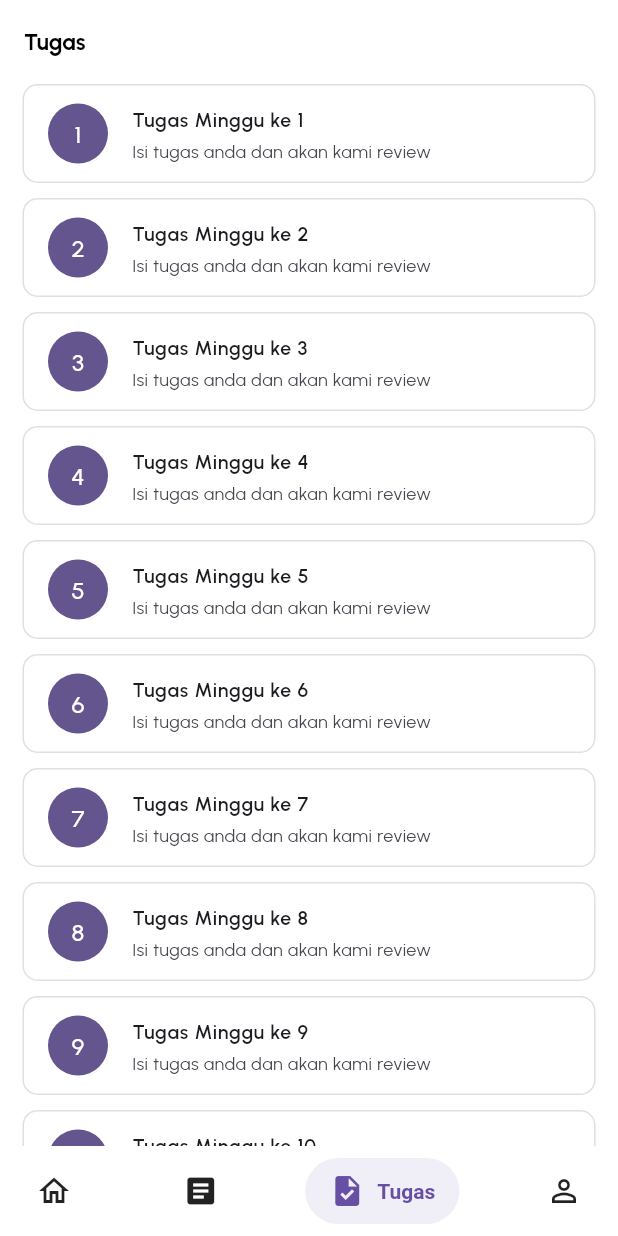
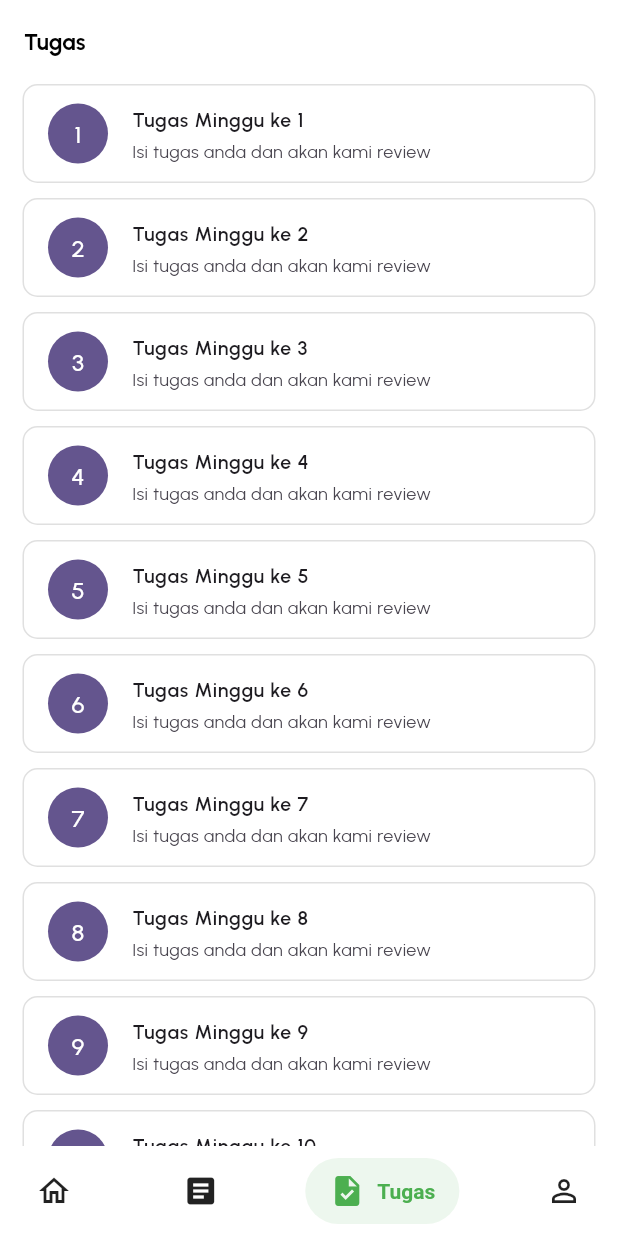
Before and after one commit to unustudents/ekonseling, a Flutter app: the screen it shows after launch, item 3 of the bottom bar chosen, on a phone screen of 412 x 824 dp. Run offline on Flutter 3.47's test engine with Material 3 defaults, Android fonts, the phone set to English and light mode, and no system bars; drawn by our look-alikes of salomon_bottom_bar; our stand-ins replace bloc, carousel_slider, device_preview, equatable, firebase_core, flutter_bloc and 2 more; accounts and stored records are empty; generated files the repository leaves out were written again; network calls fail.

Commit message:
Add Firebase integration and update bottom navigation item colors

```diff
--- a/lib/app.dart
+++ b/lib/app.dart
@@ -45,9 +45,9 @@ class AppScreen extends StatelessWidget {
       onTap: (index) => _onBottomNavTap(context, index),
       items: [
         SalomonBottomBarItem(icon: const Icon(Icons.home_outlined), title: const Text("Home")),
-        SalomonBottomBarItem(icon: const Icon(Icons.article), title: const Text("Artikel")),
-        SalomonBottomBarItem(icon: const Icon(Icons.task), title: const Text("Tugas")),
-        SalomonBottomBarItem(icon: const Icon(Icons.person_outline), title: const Text("Profil")),
+        SalomonBottomBarItem(icon: const Icon(Icons.article), title: const Text("Artikel"), selectedColor: Colors.red),
+        SalomonBottomBarItem(icon: const Icon(Icons.task), title: const Text("Tugas"), selectedColor: Colors.green),
+        SalomonBottomBarItem(icon: const Icon(Icons.person_outline), title: const Text("Profil"), selectedColor: Colors.brown),
       ],
     );
   }
--- a/pubspec.yaml
+++ b/pubspec.yaml
@@ -13,6 +13,7 @@ dependencies:
   dartz: ^0.10.1
   device_preview: ^1.2.0
   equatable: ^2.0.5
+  firebase_core: ^3.8.1
   flutter:
     sdk: flutter
   flutter_bloc: ^8.1.6
```
Also changed, not shown: lib/main.dart (+6 -28 lines), pubspec.lock, 1 other file.
